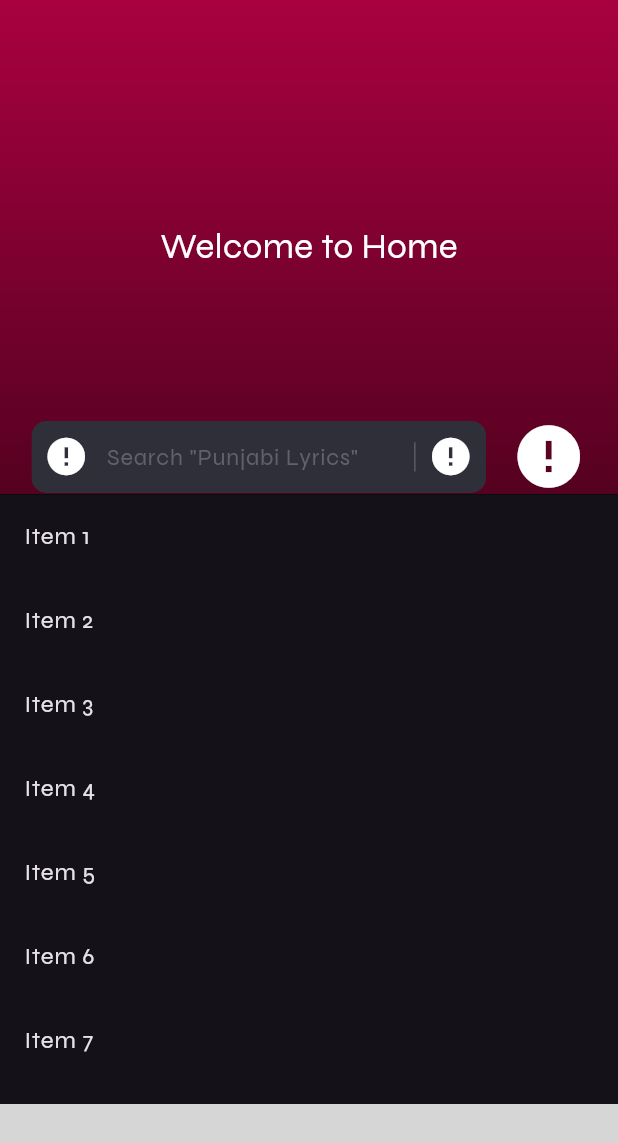
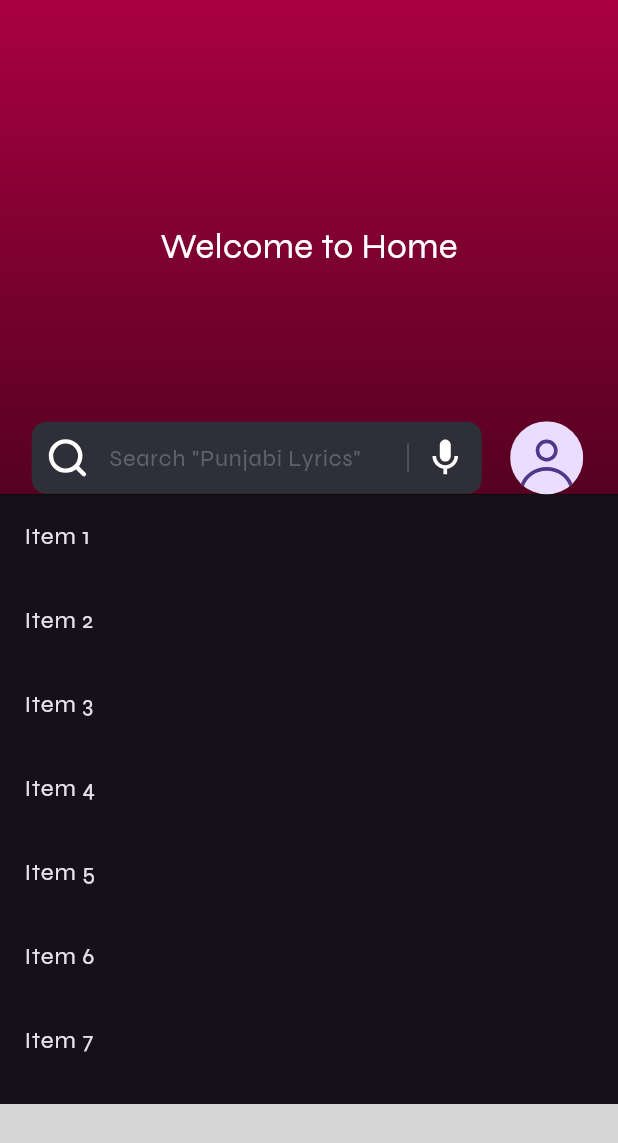
Before and after one commit to Ahmed-lashari/S.Rocks.Music, a Flutter app: the screen it shows after launch, on a phone screen of 412 x 824 dp. Shown: the top 1143 px of the screen. Run offline on Flutter 3.47's test engine with Material 3 defaults, Android fonts, the light colour scheme and no system bars; our stand-ins replace flutter_riverpod, flutter_screenutil, flutter_spinkit, flutter_svg, hexcolor; missing offline and left inert: dot_curved_bottom_nav; generated files the repository leaves out were written again; grey boxes are pictures that could not be loaded.

Commit message:
assets paths manages in constants

```diff
--- a/lib/constants/app_icons.dart
+++ b/lib/constants/app_icons.dart
@@ -6,13 +6,13 @@ class AppStaticIcons {
 
 class AppImageIcons {
   // bottom navigation icons
-  static const String home = "assets/bottom_nav_bar/Home.png";
-  static const String news = "assets/bottom_nav_bar/News.svg";
-  static const String projects = "assets/bottom_nav_bar/Profects.svg";
-  static const String trachBox = "assets/bottom_nav_bar/TrachBox.svg";
+  static const String home = "assets/all_icons/bottom_nav_bar/Home.png";
+  static const String news = "assets/all_icons/bottom_nav_bar/News.svg";
+  static const String projects = "assets/all_icons/bottom_nav_bar/Profects.svg";
+  static const String trachBox = "assets/all_icons/bottom_nav_bar/TrachBox.svg";
 
   // text field prefix/suffix icons
-  static const String search = "assets/icons/Search.svg";
-  static const String mic = "assets/icons/mic.svg";
-  static const String avatar = "assets/icons/avatar.svg";
+  static const String avatar = "assets/all_icons/icons/avatar.svg";
+  static const String mic = "assets/all_icons/icons/mic.svg";
+  static const String search = "assets/all_icons/icons/Search.svg";
 }
--- a/lib/main.dart
+++ b/lib/main.dart
@@ -29,11 +29,17 @@ class _SRocksMusicState extends State<SRocksMusic> {
       minTextAdapt: true,
       splitScreenMode: true,
       builder: (context, child) {
-        return MaterialApp(
-            debugShowCheckedModeBanner: false,
-            themeMode: ThemeMode.dark,
-            theme: ThemeManager.darkTheme,
-            home: child);
+        return SafeArea(
+          top: false,
+          bottom: true,
+          right: true,
+          left: true,
+          child: MaterialApp(
+              debugShowCheckedModeBanner: false,
+              themeMode: ThemeMode.dark,
+              theme: ThemeManager.darkTheme,
+              home: child),
+        );
       },
       child: const HomeTabs(),
     );
--- a/pubspec.yaml
+++ b/pubspec.yaml
@@ -32,9 +32,6 @@ dependencies:
   firebase_core: ^3.13.0                          # firebase setup
   firebase_crashlytics: ^4.3.5                    # crash catch
   cloud_firestore: ^5.6.7                         # firestore
-  firebase_messaging: ^15.2.5                     # for notifications
-  flutter_local_notifications: ^19.2.1            # notification ui package
-  dio: ^5.8.0+1                                   # supports in notifications
 
 
   # ======================================== PERMISSIONS ==========================================
```
Also changed, not shown: pubspec.lock, 1 other file.
